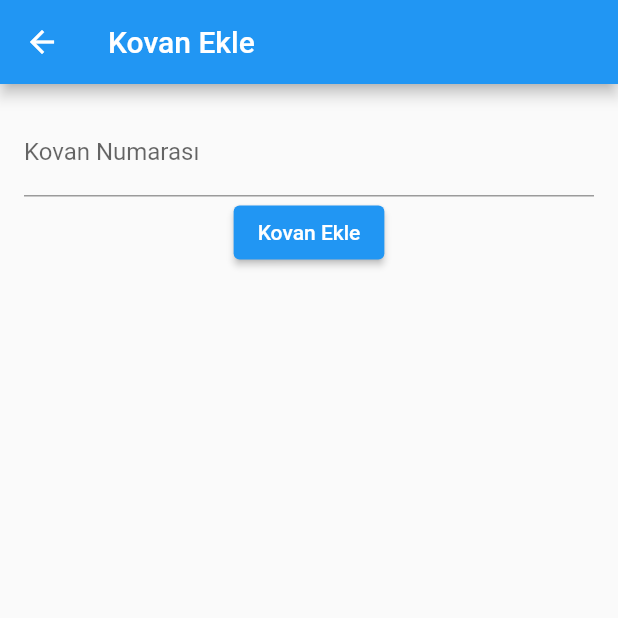
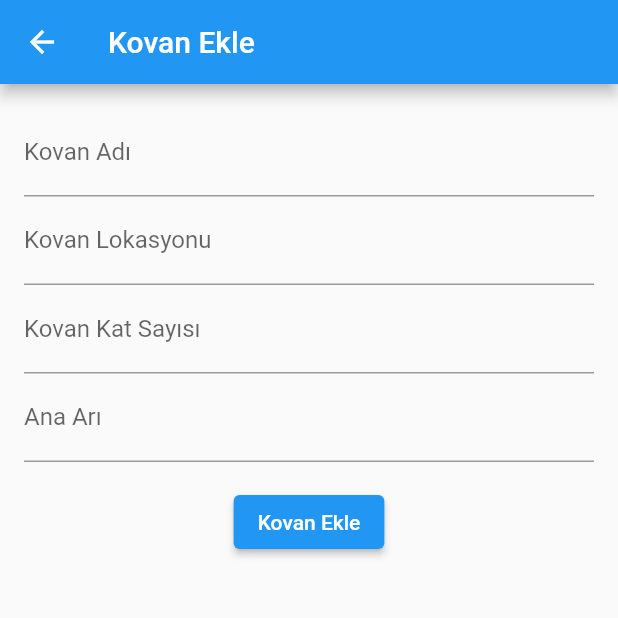
Before and after one commit to ilker-yilmaz/aricilik-kovan-takip-sistemi, a Flutter app: the screen it shows after launch, after a tap on the "add" icon, on a phone screen of 412 x 824 dp, the top half of it. Run offline on Flutter 3.47's test engine with Material 2 defaults, Android fonts, the phone set to English and light mode, and no system bars.

Commit message:
added kovan_detay_sayfasi

```diff
--- a/lib/main.dart
+++ b/lib/main.dart
@@ -21,8 +21,6 @@ class MyApp extends StatelessWidget {
   }
 }
 
-// ...
-
 class AnaSayfa extends StatelessWidget {
   @override
   Widget build(BuildContext context) {
@@ -41,26 +39,81 @@ class AnaSayfa extends StatelessWidget {
   }
 }
 
+class KovanEkleSayfasi extends StatefulWidget {
+  @override
+  _KovanEkleSayfasiState createState() => _KovanEkleSayfasiState();
+}
 
-class KovanEkleSayfasi extends StatelessWidget {
+class _KovanEkleSayfasiState extends State<KovanEkleSayfasi> {
+  String kovanAdi = '';
+  String kovanLokasyonu = '';
+  int kovanKatSayisi = 0;
+  String anaAri = '';
+
   @override
   Widget build(BuildContext context) {
     return Scaffold(
       appBar: AppBar(
         title: Text('Kovan Ekle'),
       ),
-      body: Container(
+      body: Padding(
         padding: EdgeInsets.all(16.0),
         child: Column(
           children: [
-            TextFormField(
-              decoration: InputDecoration(labelText: 'Kovan Numarası'),
+            TextField(
+              onChanged: (value) {
+                setState(() {
+                  kovanAdi = value;
+                });
+              },
+              decoration: InputDecoration(
+                labelText: 'Kovan Adı',
+              ),
             ),
-
-            // Diğer kovan özellikleri için metin alanları veya açılır listeler ekleyebilirsiniz.
+            TextField(
+              onChanged: (value) {
+                setState(() {
+                  kovanLokasyonu = value;
+                });
+              },
+              decoration: InputDecoration(
+                labelText: 'Kovan Lokasyonu',
+              ),
+            ),
+            TextField(
+              onChanged: (value) {
+                setState(() {
+                  kovanKatSayisi = int.tryParse(value) ?? 0;
+                });
+              },
+              decoration: InputDecoration(
+                labelText: 'Kovan Kat Sayısı',
+              ),
+              keyboardType: TextInputType.number,
+            ),
+            TextField(
+              onChanged: (value) {
+                setState(() {
+                  anaAri = value;
+                });
+              },
+              decoration: InputDecoration(
+                labelText: 'Ana Arı',
+              ),
+            ),
+            SizedBox(height: 16.0),
             ElevatedButton(
               onPressed: () {
-                // Kovan ekleme işlemini gerçekleştirecek kodu buraya yazın.
+                // Kovanı kaydetmek için gerekli işlemler
+                Kovan yeniKovan = Kovan(
+                  kovanAdi: kovanAdi,
+                  kovanLokasyonu: kovanLokasyonu,
+                  kovanKatSayisi: kovanKatSayisi,
+                  anaAri: anaAri,
+                );
+                // TODO: Firebase veritabanına kovanı kaydet
+
+                Navigator.pop(context);
               },
               child: Text('Kovan Ekle'),
             ),
@@ -71,34 +124,178 @@ class KovanEkleSayfasi extends StatelessWidget {
   }
 }
 
-class KovanListeleSayfasi extends StatelessWidget {
+class KovanListeleSayfasi extends StatefulWidget {
+  @override
+  _KovanListeleSayfasiState createState() => _KovanListeleSayfasiState();
+}
+
+class _KovanListeleSayfasiState extends State<KovanListeleSayfasi> {
+  List<Kovan> kovanlar = [];
+
+  @override
+  void initState() {
+    super.initState();
+    kovanlar = [
+      Kovan(
+        kovanAdi: 'Kovan 1',
+        kovanLokasyonu: 'Lokasyon 1',
+        kovanKatSayisi: 2,
+        anaAri: 'Ana Arı 1',
+      ),
+      Kovan(
+        kovanAdi: 'Kovan 2',
+        kovanLokasyonu: 'Lokasyon 2',
+        kovanKatSayisi: 3,
+        anaAri: 'Ana Arı 2',
+      ),
+    ];
+  }
+
   @override
   Widget build(BuildContext context) {
-    // Kovanları veritabanından alınacak şekilde güncelleyin veya hardcode olarak örnek kovanları kullanın.
-    List<Kovan> kovanlar = [
-      Kovan('Kovan 1', 'Lokasyon 1'),
-      Kovan('Kovan 2', 'Lokasyon 2'),
-      // Diğer kovanları da listeye ekleyin.
-    ];
-
-    return ListView.builder(
-      itemCount: kovanlar.length,
-      itemBuilder: (context, index) {
-        return ListTile(
-          title: Text(kovanlar[index].kovanNumarasi),
-          subtitle: Text(kovanlar[index].lokasyon),
-          onTap: () {
-            // Kovan detay sayfasına yönlendirmek için gerekli kodu buraya yazın.
-          },
-        );
-      },
+    return Scaffold(
+      appBar: AppBar(
+        title: Text('Kovan Listele'),
+      ),
+      body: ListView.builder(
+        itemCount: kovanlar.length,
+        itemBuilder: (context, index) {
+          return GestureDetector(
+            onTap: () {
+              Navigator.push(
+                context,
+                MaterialPageRoute(
+                  builder: (context) => KovanDetaySayfasi(kovan: kovanlar[index]),
+                ),
+              );
+            },
+            child: Card(
+              child: ListTile(
+                title: Text(kovanlar[index].kovanAdi),
+              ),
+            ),
+          );
+        },
+      ),
     );
   }
 }
 
+class KovanDetaySayfasi extends StatefulWidget {
+  final Kovan kovan;
+
+  KovanDetaySayfasi({required this.kovan});
+
+  @override
+  _KovanDetaySayfasiState createState() => _KovanDetaySayfasiState();
+}
+
+class _KovanDetaySayfasiState extends State<KovanDetaySayfasi> {
+  late TextEditingController kovanAdiController;
+  late TextEditingController kovanLokasyonuController;
+  late TextEditingController kovanKatSayisiController;
+  late TextEditingController anaAriController;
+
+  @override
+  void initState() {
+    super.initState();
+    kovanAdiController = TextEditingController(text: widget.kovan.kovanAdi);
+    kovanLokasyonuController =
+        TextEditingController(text: widget.kovan.kovanLokasyonu);
+    kovanKatSayisiController =
+        TextEditingController(text: widget.kovan.kovanKatSayisi.toString());
+    anaAriController = TextEditingController(text: widget.kovan.anaAri);
+  }
+
+  @override
+  void dispose() {
+    kovanAdiController.dispose();
+    kovanLokasyonuController.dispose();
+    kovanKatSayisiController.dispose();
+    anaAriController.dispose();
+    super.dispose();
+  }
+
+  @override
+  Widget build(BuildContext context) {
+    return Scaffold(
+      appBar: AppBar(
+        title: Text(widget.kovan.kovanAdi),
+      ),
+      body: Padding(
+        padding: EdgeInsets.all(16.0),
+        child: Column(
+          children: [
+            TextField(
+              controller: kovanAdiController,
+              onChanged: (value) {
+                setState(() {});
+              },
+              decoration: InputDecoration(
+                labelText: 'Kovan Adı',
+              ),
+            ),
+            TextField(
+              controller: kovanLokasyonuController,
+              onChanged: (value) {
+                setState(() {});
+              },
+              decoration: InputDecoration(
+                labelText: 'Kovan Lokasyonu',
+              ),
+            ),
+            TextField(
+              controller: kovanKatSayisiController,
+              onChanged: (value) {
+                setState(() {});
+              },
+              decoration: InputDecoration(
+                labelText: 'Kovan Kat Sayısı',
+              ),
+              keyboardType: TextInputType.number,
+            ),
+            TextField(
+              controller: anaAriController,
+              onChanged: (value) {
+                setState(() {});
+              },
+              decoration: InputDecoration(
+                labelText: 'Ana Arı',
+              ),
+            ),
+            SizedBox(height: 16.0),
+            ElevatedButton(
+              onPressed: () {
+                // Kovanı güncellemek için gerekli işlemler
+                widget.kovan.kovanAdi = kovanAdiController.text;
+                widget.kovan.kovanLokasyonu = kovanLokasyonuController.text;
+                widget.kovan.kovanKatSayisi =
+                    int.tryParse(kovanKatSayisiController.text) ?? 0;
+                widget.kovan.anaAri = anaAriController.text;
+                // TODO: Firebase veritabanında kovanı güncelle
+
+                Navigator.pop(context);
+              },
+              child: Text('Güncelle'),
+            ),
+          ],
+        ),
+      ),
+    );
+  }
+}
+
+
 class Kovan {
-  final String kovanNumarasi;
-  final String lokasyon;
+  String kovanAdi;
+  String kovanLokasyonu;
+  int kovanKatSayisi;
+  String anaAri;
 
-  Kovan(this.kovanNumarasi, this.lokasyon);
+  Kovan({
+    required this.kovanAdi,
+    required this.kovanLokasyonu,
+    required this.kovanKatSayisi,
+    required this.anaAri,
+  });
 }
```
